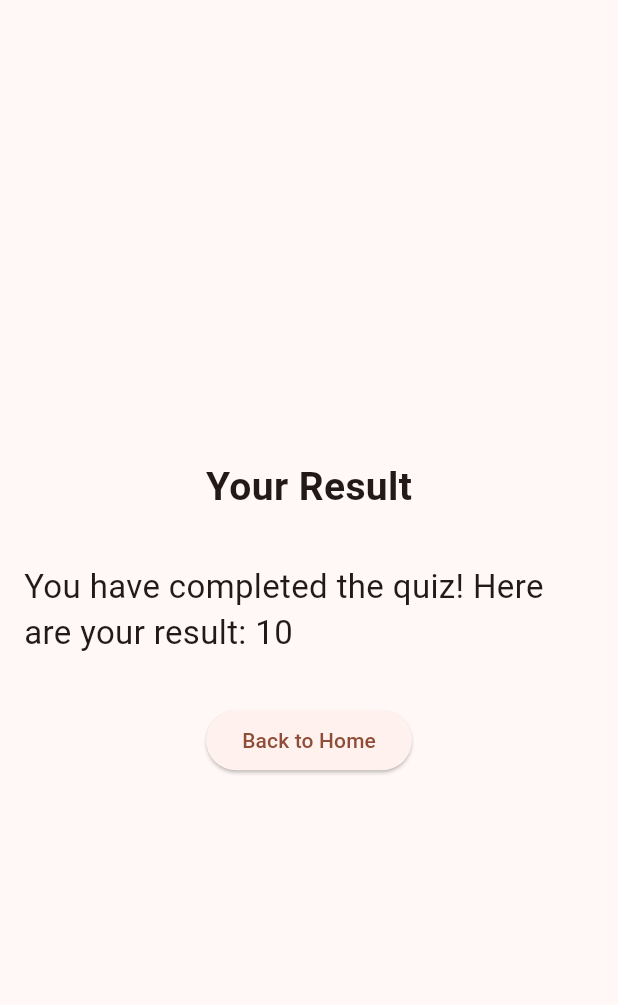
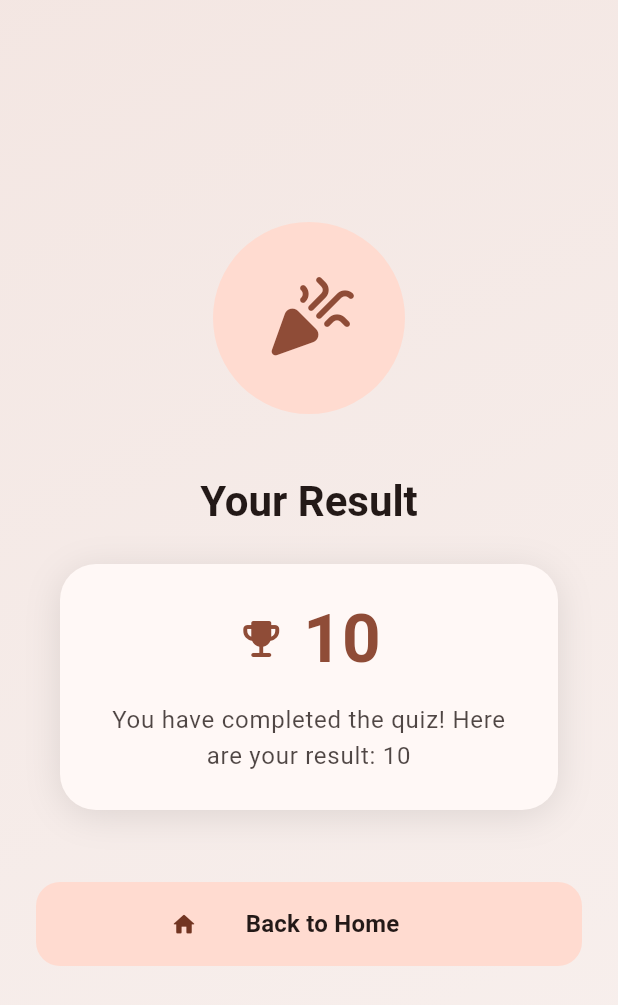
Before and after one commit to shahsamir97/mood_today, a Flutter app: the ResultScreen screen opened directly, on a phone screen of 412 x 824 dp. Shown: the top 1005 px of the screen. Run offline on Flutter 3.47's test engine with Material 3 defaults, Android fonts, the phone set to English and light mode, and no system bars; our stand-ins replace flutter_bloc.

Commit message:
Update result screen ui

```diff
--- a/lib/screens/result/result_screen.dart
+++ b/lib/screens/result/result_screen.dart
@@ -15,33 +15,135 @@ class ResultScreen extends StatefulWidget {
 class _ResultScreenState extends State<ResultScreen> {
   @override
   Widget build(BuildContext context) {
+    final theme = Theme.of(context);
     return Scaffold(
-      body: SafeArea(
-        right: true,
-        left: true,
+      body: Container(
+        decoration: BoxDecoration(
+          gradient: LinearGradient(
+            colors: [
+              theme.colorScheme.primary.withOpacity(0.1),
+              theme.colorScheme.secondary.withOpacity(0.05),
+            ],
+            begin: Alignment.topLeft,
+            end: Alignment.bottomRight,
+          ),
+        ),
+        child: SafeArea(
           child: Padding(
-          padding: EdgeInsets.fromLTRB(16, 0, 16, 0),
-          child: BlocBuilder<QuizBloc, QuizState>(builder: (context, state) =>
-              Column(
-                mainAxisSize: MainAxisSize.max,
+            padding: const EdgeInsets.symmetric(horizontal: 24),
+            child: BlocBuilder<QuizBloc, QuizState>(
+              builder: (context, state) => Column(
                 mainAxisAlignment: MainAxisAlignment.center,
                 children: [
+                  // Celebration Icon
+                  Container(
+                    padding: const EdgeInsets.all(32),
+                    decoration: BoxDecoration(
+                      color: theme.colorScheme.primaryContainer,
+                      shape: BoxShape.circle,
+                    ),
+                    child: Icon(
+                      Icons.celebration_rounded,
+                      size: 64,
+                      color: theme.colorScheme.primary,
+                    ),
+                  ),
+                  const SizedBox(height: 40),
+                  // Result Title
                   Text(
                     AppLocalizations.of(context)!.yourResult,
-                  style: TextStyle(fontSize: 26, fontWeight: FontWeight.bold),
+                    style: theme.textTheme.headlineMedium?.copyWith(
+                      fontWeight: FontWeight.bold,
+                      color: theme.colorScheme.onBackground,
                     ),
-                Padding(padding: EdgeInsets.all(16)),
-                  Text(AppLocalizations.of(context)!.quizCompletionMessage(10),
-                    style: TextStyle(fontSize: 22),),
-
-                  Padding(padding: EdgeInsets.all(16)),
-                  ElevatedButton(
+                    textAlign: TextAlign.center,
+                  ),
+                  const SizedBox(height: 24),
+                  // Score Card
+                  Container(
+                    margin: const EdgeInsets.symmetric(horizontal: 16),
+                    padding: const EdgeInsets.all(24),
+                    decoration: BoxDecoration(
+                      color: theme.colorScheme.surface,
+                      borderRadius: BorderRadius.circular(24),
+                      boxShadow: [
+                        BoxShadow(
+                          color: theme.colorScheme.shadow.withOpacity(0.1),
+                          blurRadius: 20,
+                          offset: const Offset(0, 4),
+                        ),
+                      ],
+                    ),
+                    child: Column(
+                      children: [
+                        Row(
+                          mainAxisAlignment: MainAxisAlignment.center,
+                          children: [
+                            Icon(
+                              Icons.emoji_events_rounded,
+                              size: 32,
+                              color: theme.colorScheme.primary,
+                            ),
+                            const SizedBox(width: 12),
+                            Text(
+                              '10',  // Replace with actual score
+                              style: theme.textTheme.displayMedium?.copyWith(
+                                color: theme.colorScheme.primary,
+                                fontWeight: FontWeight.bold,
+                              ),
+                            ),
+                          ],
+                        ),
+                        const SizedBox(height: 16),
+                        Text(
+                          AppLocalizations.of(context)!.quizCompletionMessage(10),
+                          style: theme.textTheme.bodyLarge?.copyWith(
+                            color: theme.colorScheme.onSurface.withOpacity(0.8),
+                            height: 1.5,
+                          ),
+                          textAlign: TextAlign.center,
+                        ),
+                      ],
+                    ),
+                  ),
+                  const SizedBox(height: 48),
+                  // Back to Home Button
+                  SizedBox(
+                    width: double.infinity,
+                    child: ElevatedButton.icon(
+                      icon: const Icon(Icons.home_rounded),
+                      label: Padding(
+                        padding: const EdgeInsets.symmetric(horizontal: 24, vertical: 16),
+                        child: Text(
+                          AppLocalizations.of(context)!.backToHomeButton,
+                          style: theme.textTheme.titleMedium?.copyWith(
+                            fontWeight: FontWeight.bold,
+                          ),
+                        ),
+                      ),
+                      style: ElevatedButton.styleFrom(
+                        backgroundColor: theme.colorScheme.primaryContainer,
+                        foregroundColor: theme.colorScheme.onPrimaryContainer,
+                        elevation: 0,
+                        shape: RoundedRectangleBorder(
+                          borderRadius: BorderRadius.circular(16),
+                        ),
+                      ).copyWith(
+                        elevation: MaterialStateProperty.resolveWith<double>(
+                          (Set<MaterialState> states) {
+                            if (states.contains(MaterialState.pressed)) return 2;
+                            return 0;
+                          },
+                        ),
+                      ),
                       onPressed: () {
                         Navigator.pop(context);
                       },
-                    child: Text(AppLocalizations.of(context)!.backToHomeButton),
                     ),
+                  ),
+                  const SizedBox(height: 32),
                 ],
+              ),
             ),
           ),
         ),
```
Lines whose indentation alone changed are shown as unchanged.
